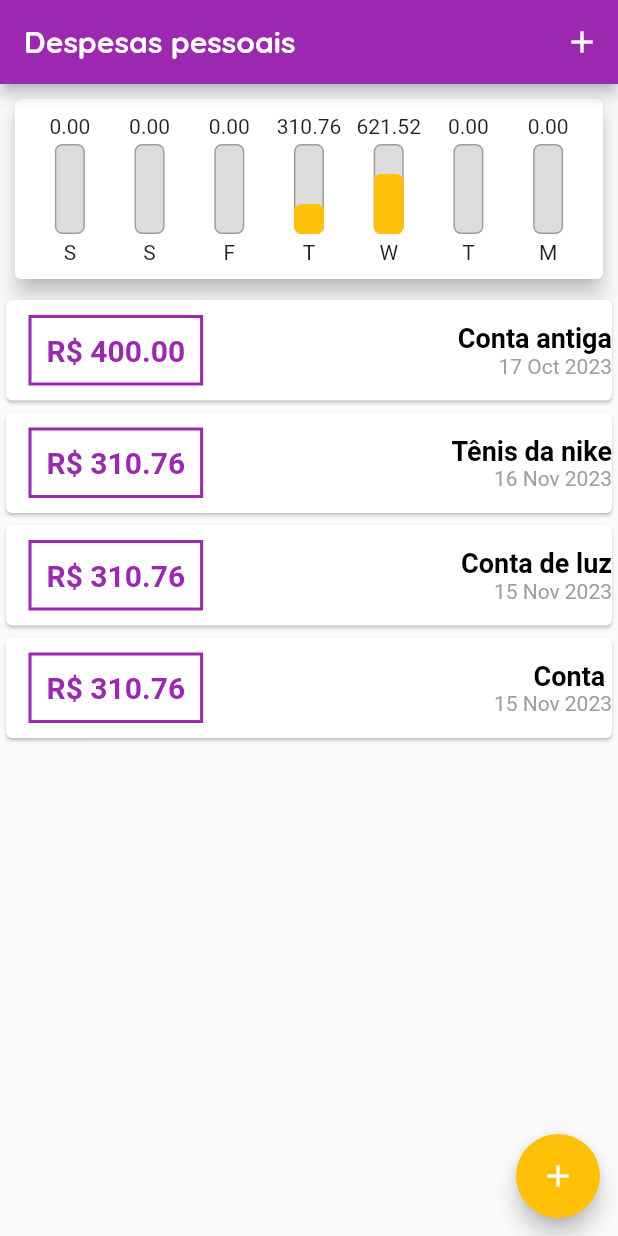
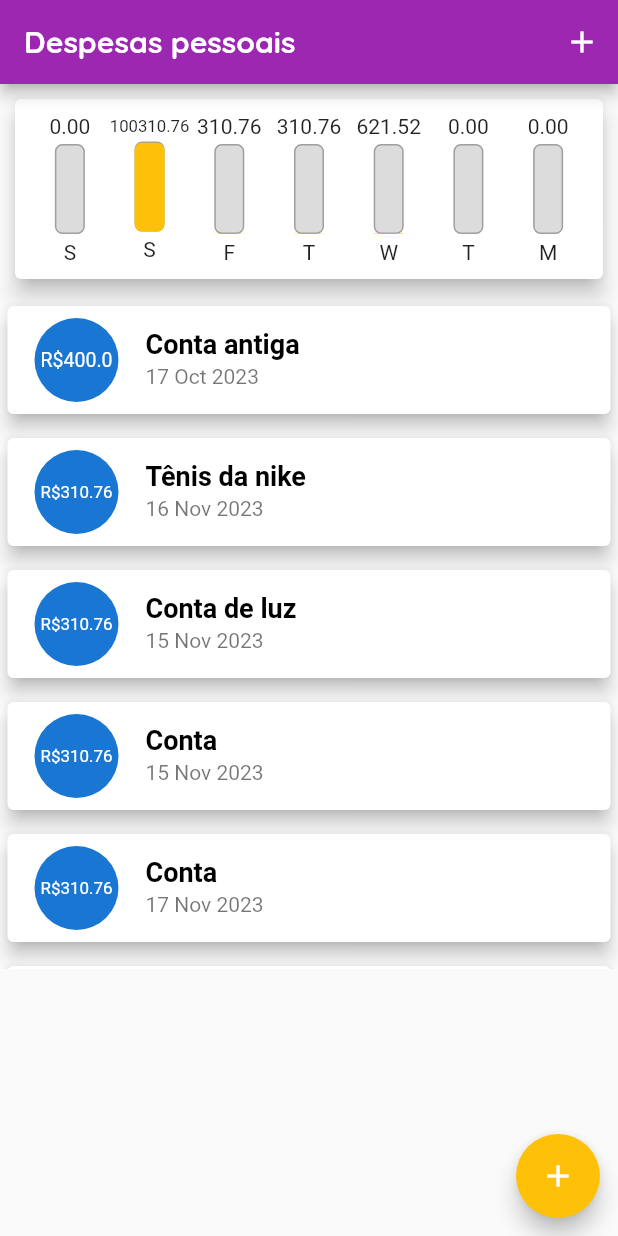
Before and after one commit to lucasalmeida00/expenses, a Flutter app: the screen it shows after launch, on a phone screen of 412 x 824 dp. Run offline on Flutter 3.47's test engine with Material 2 defaults, Android fonts, the phone set to English and light mode, and no system bars.

Commit message:
feat: ajustado novos cards com detalhes do lançamento

```diff
--- a/lib/components/chart.dart
+++ b/lib/components/chart.dart
@@ -56,7 +56,6 @@ class Chart extends StatelessWidget {
               child: ChartBar(
                 label: tr['day'] as String,
                 value: tr['value'] as double,
-                // percentage: 0.20,
                 percentage: (tr['value'] as double) / _weekTotalValue,
               ),
             );
--- a/lib/components/transaction_list.dart
+++ b/lib/components/transaction_list.dart
@@ -10,7 +10,7 @@ class TransactionList extends StatelessWidget {
   @override
   Widget build(BuildContext context) {
     return SizedBox(
-      height: 300,
+      height: 450,
       child: transactions.isEmpty
           ? Column(
               children: [
@@ -32,50 +32,28 @@ class TransactionList extends StatelessWidget {
               itemBuilder: (context, index) {
                 final tr = transactions[index];
                 return Card(
-                  child: Row(
-                    mainAxisAlignment: MainAxisAlignment.spaceBetween,
-                    children: [
-                      Container(
-                        decoration: BoxDecoration(
-                          border: Border.all(
-                            color: Theme.of(context).primaryColor,
-                            width: 2,
-                          ),
-                        ),
-                        padding: const EdgeInsets.all(10),
-                        margin: const EdgeInsets.symmetric(
-                          horizontal: 15,
-                          vertical: 10,
-                        ),
-                        child: Text(
-                          "R\$ ${tr.value.toStringAsFixed(2)}",
-                          style: TextStyle(
-                            fontWeight: FontWeight.bold,
-                            fontSize: 20,
-                            color: Theme.of(context).primaryColor,
-                          ),
+                  elevation: 5,
+                  margin: const EdgeInsets.symmetric(
+                    vertical: 8,
+                    horizontal: 5,
+                  ),
+                  child: ListTile(
+                    leading: CircleAvatar(
+                      radius: 30,
+                      child: Padding(
+                        padding: const EdgeInsets.all(6),
+                        child: FittedBox(
+                          child: Text('R\$${tr.value}'),
                         ),
                       ),
-                      Column(
-                        crossAxisAlignment: CrossAxisAlignment.end,
-                        children: [
-                          Text(
-                            tr.title,
-                            style: const TextStyle(
-                              fontWeight: FontWeight.bold,
-                              fontSize: 18,
-                              color: Colors.black,
-                            ),
-                          ),
-                          Text(
-                            DateFormat('d MMM y').format(tr.date),
-                            style: const TextStyle(
-                              color: Colors.grey,
-                            ),
-                          ),
-                        ],
-                      ),
-                    ],
+                    ),
+                    title: Text(
+                      tr.title,
+                      style: Theme.of(context).textTheme.titleLarge,
+                    ),
+                    subtitle: Text(
+                      DateFormat('d MMM y').format(tr.date),
+                    ),
                   ),
                 );
               },
--- a/lib/main.dart
+++ b/lib/main.dart
@@ -75,6 +75,18 @@ class _MyHomePageState extends State<MyHomePage> {
       title: 'Conta ',
       value: 310.76,
       date: DateTime.now().subtract(const Duration(days: 4)),
+    ),
+    Transaction(
+      id: Random().nextDouble().toString(),
+      title: 'Conta ',
+      value: 310.76,
+      date: DateTime.now().subtract(const Duration(days: 2)),
+    ),
+    Transaction(
+      id: Random().nextDouble().toString(),
+      title: 'Conta ',
+      value: 100310.76,
+      date: DateTime.now().subtract(const Duration(days: 1)),
     )
   ];
 
```
